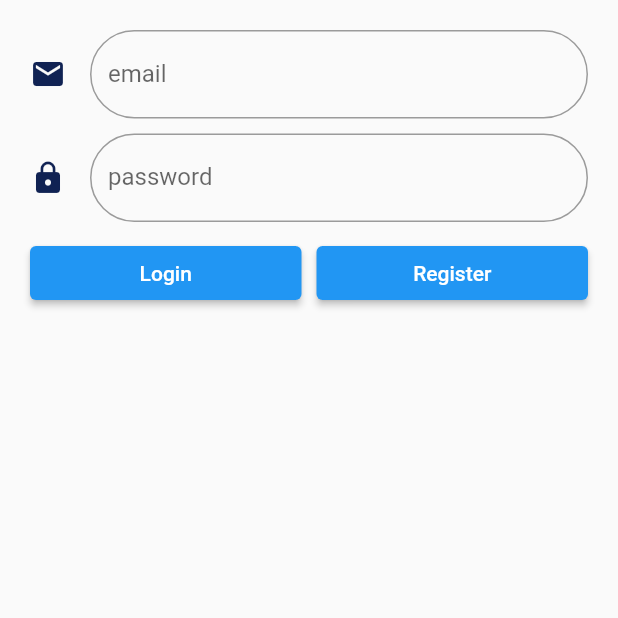
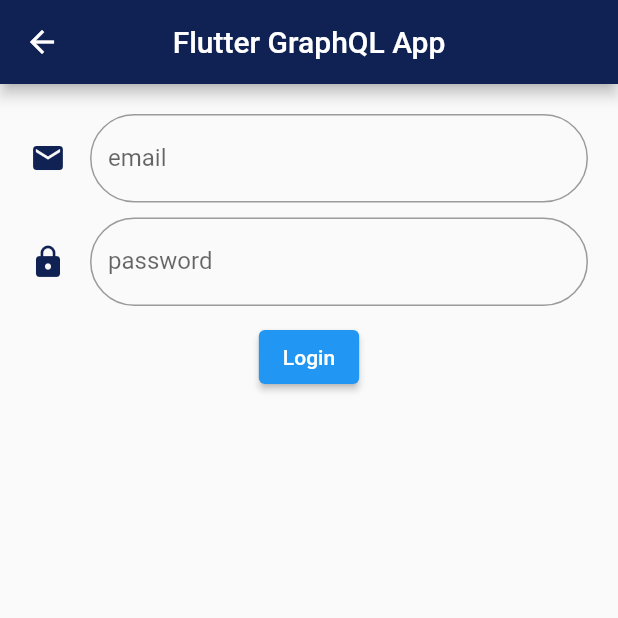
Before and after one commit to JosephineAkello/flutter-graphQL, a Flutter app: the Login screen opened directly, on a phone screen of 412 x 824 dp, the top half of it. Run offline on Flutter 3.47's test engine with Material 2 defaults, Android fonts, the light colour scheme and no system bars; our stand-ins replace graphql_flutter.

Commit message:
modify login structure

```diff
--- a/lib/login.dart
+++ b/lib/login.dart
@@ -1,6 +1,5 @@
 import 'package:flutter/material.dart';
 import 'home.dart';
-import 'register.dart';
 
 class Login extends StatefulWidget {
   createState() {
@@ -13,7 +12,14 @@ class LoginState extends State<Login> {
   bool _obscureText = true;
 
   Widget build(context) {
-    return SingleChildScrollView(
+      return Scaffold(
+        appBar: AppBar(
+          title: Text(
+            'Flutter GraphQL App',
+          ),
+          centerTitle: true,
+        ),
+    body: SingleChildScrollView(
       child: Form(
           key: _formKey,
           child: Container(
@@ -23,21 +29,9 @@ class LoginState extends State<Login> {
                 spaces(),
                 passwordDetails(),
                 spaces(),
-                Row(
-                  children: <Widget>[
-                    Expanded(
-                      child: loginButton(),
-                    ),
-                    SizedBox(
-                      width: 10.0,
-                    ),
-                    Expanded(
-                      child: registerButton(),
-                    ),
-                  ],
-                ),
+                loginButton(),
               ]))),
-    );
+      ));
   }
 
   Widget spaces() {
@@ -105,17 +99,4 @@ class LoginState extends State<Login> {
       child: Text('Login'),
     );
   }
-
-    Widget registerButton() {
-    return ElevatedButton(
-      onPressed: () {
-        Navigator.push(
-            context,
-            MaterialPageRoute(
-              builder: (context) => Register(),
-            ));
-      },
-      child: Text('Register'),
-    );
-  }
 }
```
